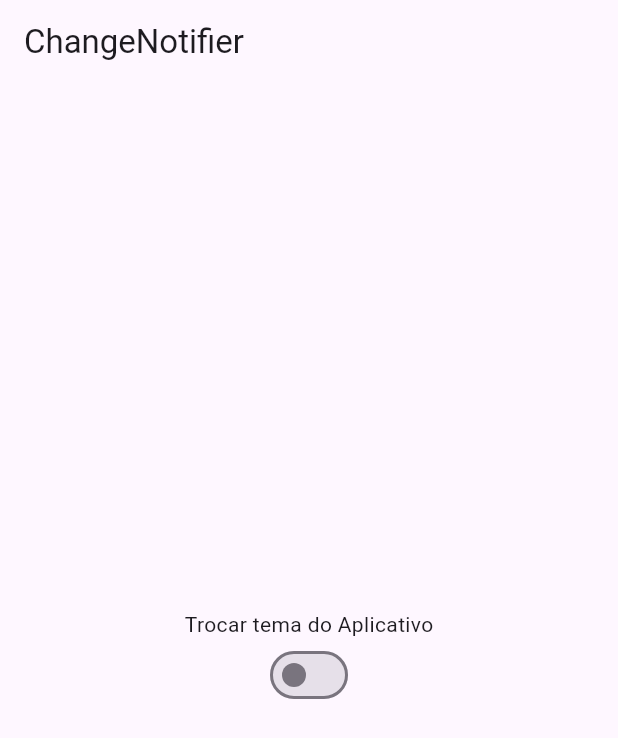
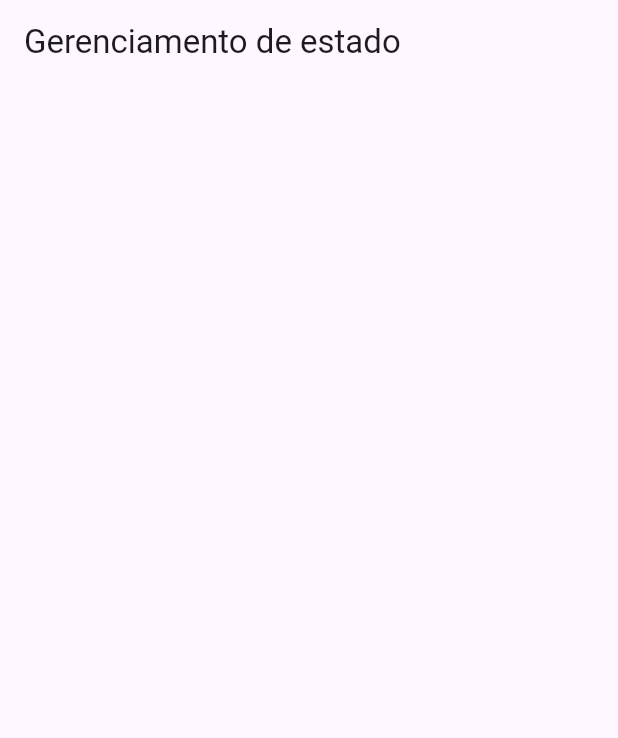
Before and after one commit to Brunokrk/Advanced-Flutter, a Flutter app: the screen it shows after launch, on a phone screen of 412 x 824 dp. Shown: the top 738 px of the screen. Run offline on Flutter 3.47's test engine with Material 3 defaults, Android fonts, the phone set to English and light mode, and no system bars.

Commit message:
Iniciando proj

```diff
--- a/understanding_state_manage/lib/main.dart
+++ b/understanding_state_manage/lib/main.dart
@@ -1,30 +1,30 @@
 import 'package:flutter/material.dart';
-import 'package:understanding_state_manage/presentation/controllers/theme_controller.dart';
+// ctrl + K  -> ctrl + S
 
-import 'presentation/pages/my_home_page.dart';
-
-// ctrl + K  -> ctrl + S
-///Trocar Tema da aplicação entre claro e escuro utilizando valueNotifier
-///
 void main() {
   runApp(const MyApp());
 }
-
-final themeController = ThemeController();
-
 class MyApp extends StatelessWidget {
   const MyApp({super.key});
   @override
   Widget build(BuildContext context) {
-    return ValueListenableBuilder(
-      valueListenable: themeController,
-      builder: (context, value, child) {
-        return MaterialApp(
-          title: 'Flutter Demo',
-          theme: value ? ThemeData.dark(): ThemeData.light(),
-          home: MyHomePage(),
-        );
-      }
+    return MaterialApp(
+      title: 'Flutter Demo',
+      theme: ThemeData(primarySwatch: Colors.purple),
+      home: MyHomePage(),
     );
   }
 }
+
+class MyHomePage extends StatelessWidget {
+  const MyHomePage({super.key});
+
+  @override
+  Widget build(BuildContext context) {
+    return Scaffold(
+      appBar: AppBar(
+        title: const Text("Gerenciamento de estado"),
+      ),
+    );
+  }
+}
--- a/understanding_state_manage/lib/presentation/controllers/theme_controller.dart
+++ /dev/null
@@ -1,11 +0,0 @@
-import 'package:flutter/material.dart';
-//Change Notifier é um mixin que implementa o Listenable
-
-class ThemeController  extends ValueNotifier<bool>{
-  ThemeController() : super(false); //value notifier começa como false
-
-  void toggleTheme(){
-    value =  !value;
-    //Dentro do value notifier, o atributo value já implementa o notifyListeners, não sendo necessário chamá-lo.
-  }
-}
--- a/understanding_state_manage/lib/presentation/pages/my_home_page.dart
+++ /dev/null
@@ -1,43 +0,0 @@
-
-import 'package:flutter/material.dart';
-import 'package:understanding_state_manage/main.dart';
-import 'package:understanding_state_manage/presentation/controllers/theme_controller.dart';
-
-class MyHomePage extends StatefulWidget {
-  const MyHomePage({super.key});
-
-  @override
-  State<MyHomePage> createState() => _MyHomePageState();
-}
-
-class _MyHomePageState extends State<MyHomePage> {
-
-  @override
-  Widget build(BuildContext context) {
-    return Scaffold(
-      appBar: AppBar(
-        title: const Text("ChangeNotifier"),
-      ),
-      body: Center(
-        child: Column(
-          mainAxisAlignment: MainAxisAlignment.center,
-          //coluna com eixo principal alinhado ao centro
-          children: [
-            Text("Trocar tema do Aplicativo"),
-            ValueListenableBuilder(
-              valueListenable: themeController,
-              builder: (context, value, child) {
-                return Switch(
-                  value: value,
-                  onChanged: (value) {
-                    themeController.toggleTheme();
-                  },
-                );
-              }
-            )
-          ],
-        ),
-      ),
-    );
-  }
-}
```
